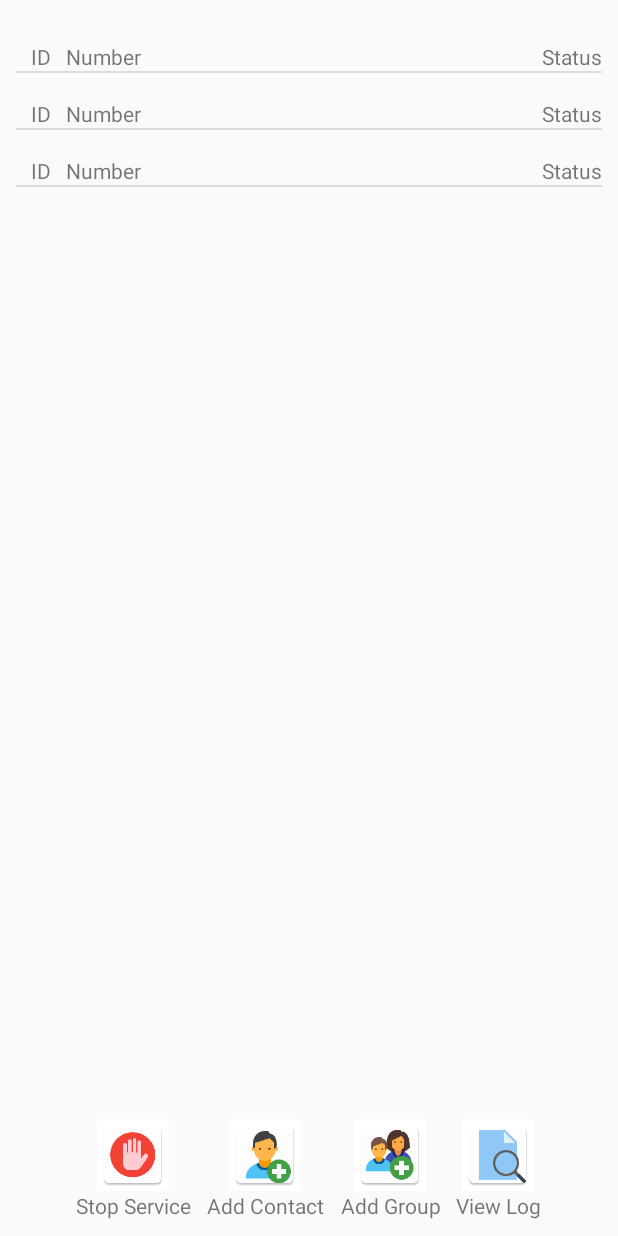
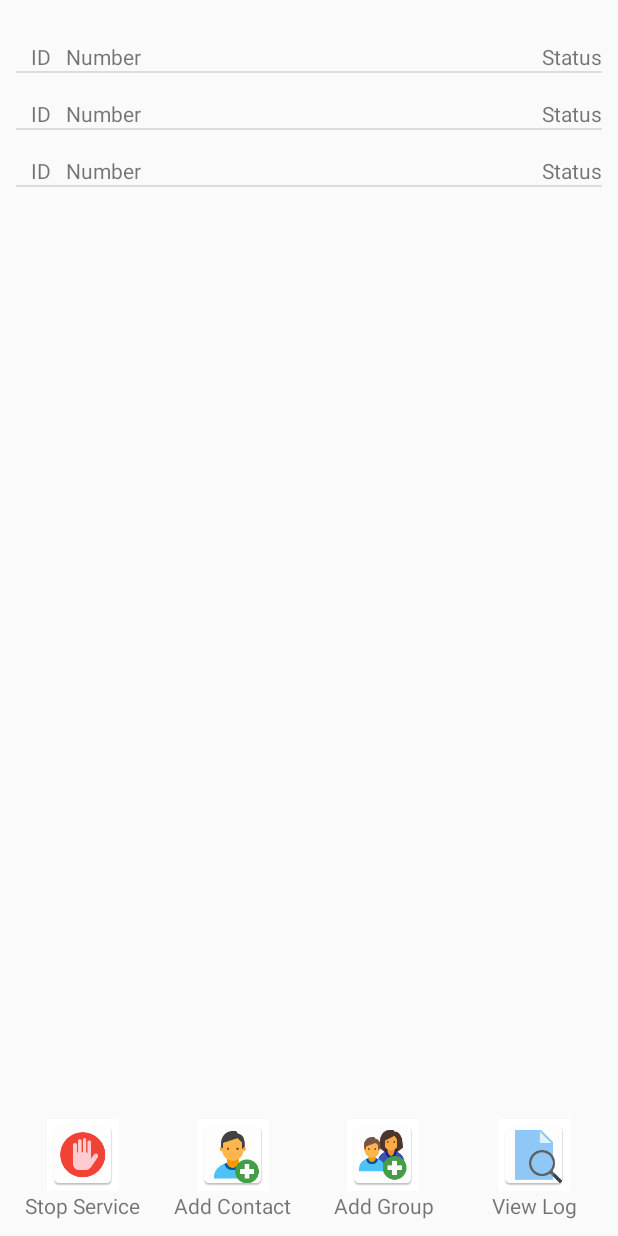
Before and after one commit to SourabhSadhu/Call-Blocker, an Android app: the layout activity_main.xml on its own in the app's theme, with its tools: preview values and no code run, on a phone screen of 412 x 824 dp. Run offline under Robolectric (Android 15) with nearby library versions, the phone set to English and light mode, and no system bars.

Commit message:
Update from linux

```diff
--- a/app/src/main/res/layout/activity_main.xml
+++ b/app/src/main/res/layout/activity_main.xml
@@ -9,6 +9,115 @@
     android:orientation="vertical"
     android:padding="5dp"
     tools:context="com.controller.MainActivity">
+
+    <LinearLayout
+
+        android:layout_width="match_parent"
+        android:layout_height="wrap_content"
+        android:layout_alignParentBottom="true"
+        android:id="@+id/footer1"
+        android:orientation="horizontal">
+        <LinearLayout
+            android:layout_width="0dp"
+            android:layout_height="wrap_content"
+            android:layout_weight="1"
+            android:orientation="vertical"
+            android:padding="5dp"
+            android:gravity="center"
+            >
+            <ImageButton
+                android:id="@+id/stop_service"
+                android:layout_width="wrap_content"
+                android:layout_height="wrap_content"
+                android:src="@mipmap/ic_stop_blocking"
+                android:background="@color/white"
+                />
+            <TextView
+                android:id="@+id/stop_service_text"
+                android:layout_width="wrap_content"
+                android:layout_height="wrap_content"
+                android:gravity="center"
+                android:text="@string/stop_service_text"
+                />
+        </LinearLayout>
+
+
+
+
+        <LinearLayout
+            android:layout_width="0dp"
+            android:layout_height="wrap_content"
+            android:layout_weight="1"
+            android:orientation="vertical"
+            android:padding="5dp"
+            android:gravity="center"
+            >
+            <ImageButton
+                android:id="@+id/add_contact"
+                android:layout_width="wrap_content"
+                android:layout_height="wrap_content"
+                android:src="@mipmap/ic_add_user_color"
+                android:background="@color/white"
+                />
+            <TextView
+                android:id="@+id/add_contact_text"
+                android:layout_width="wrap_content"
+                android:layout_height="wrap_content"
+                android:gravity="center"
+                android:text="@string/add_contact_text"
+                />
+        </LinearLayout>
+
+        <LinearLayout
+            android:layout_width="0dp"
+            android:layout_height="wrap_content"
+            android:layout_weight="1"
+            android:orientation="vertical"
+            android:padding="5dp"
+            android:gravity="center"
+            >
+            <ImageButton
+                android:id="@+id/add_group"
+                android:layout_width="wrap_content"
+                android:layout_height="wrap_content"
+                android:src="@mipmap/ic_add_user_group"
+                android:background="@color/white"
+                />
+            <TextView
+                android:id="@+id/add_group_text"
+                android:layout_width="wrap_content"
+                android:layout_height="wrap_content"
+                android:gravity="center"
+                android:text="@string/add_group_text"
+                />
+        </LinearLayout>
+
+        <LinearLayout
+            android:layout_width="0dp"
+            android:layout_height="wrap_content"
+            android:layout_weight="1"
+            android:orientation="vertical"
+            android:padding="5dp"
+            android:gravity="center"
+            >
+            <ImageButton
+                android:id="@+id/view_log"
+                android:layout_width="wrap_content"
+                android:layout_height="wrap_content"
+                android:src="@mipmap/ic_view_log"
+                android:background="@color/white" />
+            <TextView
+                android:id="@+id/view_log_text"
+                android:layout_width="wrap_content"
+                android:layout_height="wrap_content"
+                android:gravity="center"
+                android:text="@string/view_log_text"
+                />
+        </LinearLayout>
+
+
+
+    </LinearLayout>
 
     <!-- <LinearLayout
         android:id="@+id/header1"
@@ -45,118 +154,14 @@
 
     <ListView
         android:id="@+id/list_view"
-        android:layout_alignParentTop="true"
         android:layout_above="@+id/footer1"
         android:layout_width="match_parent"
         android:layout_height="match_parent"
         android:padding="5dp"
-        android:layout_gravity="center"
         tools:listitem="@layout/spinner_list_items">
     </ListView>
 
 
-    <LinearLayout
-        android:layout_width="match_parent"
-        android:layout_height="wrap_content"
-        android:layout_alignParentBottom="true"
-        android:gravity="center"
-        android:id="@+id/footer1"
-        android:orientation="horizontal">
-        <LinearLayout
-            android:layout_width="wrap_content"
-            android:layout_height="match_parent"
-            android:orientation="vertical"
-            android:padding="5dp"
-            android:gravity="center"
-            >
-            <ImageButton
-                android:id="@+id/stop_service"
-                android:layout_width="wrap_content"
-                android:layout_height="wrap_content"
-                android:src="@mipmap/ic_stop_blocking"
-                android:background="@color/white"
-                />
-            <TextView
-                android:id="@+id/stop_service_text"
-                android:layout_width="wrap_content"
-                android:layout_height="wrap_content"
-                android:gravity="center"
-                android:text="@string/stop_service_text"
-                />
-        </LinearLayout>
 
 
-
-
-        <LinearLayout
-            android:layout_width="wrap_content"
-            android:layout_height="match_parent"
-            android:orientation="vertical"
-            android:padding="5dp"
-            android:gravity="center"
-            >
-            <ImageButton
-                android:id="@+id/add_contact"
-                android:layout_width="wrap_content"
-                android:layout_height="wrap_content"
-                android:src="@mipmap/ic_add_user_color"
-                android:background="@color/white"
-                />
-            <TextView
-                android:id="@+id/add_contact_text"
-                android:layout_width="wrap_content"
-                android:layout_height="wrap_content"
-                android:gravity="center"
-                android:text="@string/add_contact_text"
-                />
-        </LinearLayout>
-
-        <LinearLayout
-            android:layout_width="wrap_content"
-            android:layout_height="match_parent"
-            android:orientation="vertical"
-            android:padding="5dp"
-            android:gravity="center"
-            >
-            <ImageButton
-                android:id="@+id/add_group"
-                android:layout_width="wrap_content"
-                android:layout_height="wrap_content"
-                android:src="@mipmap/ic_add_user_group"
-                android:background="@color/white"
-                />
-            <TextView
-                android:id="@+id/add_group_text"
-                android:layout_width="wrap_content"
-                android:layout_height="wrap_content"
-                android:gravity="center"
-                android:text="@string/add_group_text"
-                />
-        </LinearLayout>
-
-        <LinearLayout
-            android:layout_width="wrap_content"
-            android:layout_height="match_parent"
-            android:orientation="vertical"
-            android:padding="5dp"
-            android:gravity="center"
-            >
-            <ImageButton
-                android:id="@+id/view_log"
-                android:layout_width="wrap_content"
-                android:layout_height="wrap_content"
-                android:src="@mipmap/ic_view_log"
-                android:background="@color/white" />
-            <TextView
-                android:id="@+id/view_log_text"
-                android:layout_width="wrap_content"
-                android:layout_height="wrap_content"
-                android:gravity="center"
-                android:text="@string/view_log_text"
-                />
-        </LinearLayout>
-
-
-    </LinearLayout>
-
 </RelativeLayout>
```
Also changed, not shown: app/src/main/java/com/controller/CustomAdapter.java (+4 -6 lines), app/src/main/java/com/controller/CustomLogAdapter.java (added, +90 -0 lines), app/src/main/java/com/controller/LogActivity.java (+52 -4 lines), app/src/main/java/com/controller/MainActivity.java (+14 -15 lines), app/src/main/java/com/model/CallBarring.java (+9 -10 lines), app/src/main/java/com/model/ColorGenerator.java (added, +21 -0 lines), app/src/main/java/com/model/SharedPreff.java (+5 -2 lines), app/src/main/res/layout/activity_contact_list.xml (added, +84 -0 lines), app/src/main/res/layout/activity_log.xml (+26 -11 lines).
